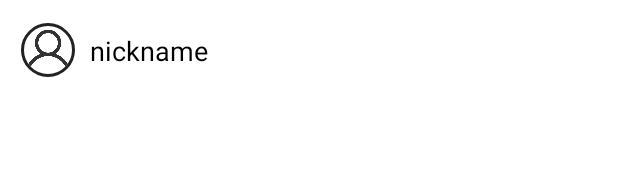
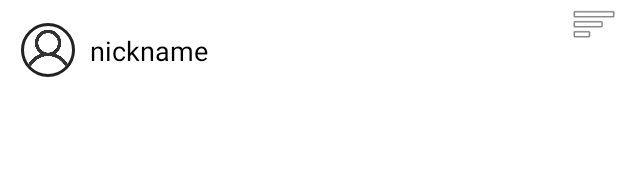
Before and after one commit to 2022-SMHRD-SW-Fullstack-1/MukGo, an Android app: the layout home_board_template.xml on its own in the app's theme, with its tools: preview values and no code run, on a phone screen of 412 x 824 dp. Shown: the top 178 px of the screen. Run offline under Robolectric (Android 15) with nearby library versions, the phone set to English and light mode, and no system bars.

Commit message:
게시글 수정 삭제를 위한 dialog 틀 구현

```diff
--- a/app/src/main/AndroidManifest.xml
+++ b/app/src/main/AndroidManifest.xml
@@ -6,7 +6,7 @@
     <uses-permission android:name="android.permission.ACCESS_FINE_LOCATION" />
     <uses-permission android:name="com.google.android.gms.permission.ACTIVITY_RECOGNITION" />
     <application
-        android:allowBackup="true"
+        android:allowBackup="false"
         android:dataExtractionRules="@xml/data_extraction_rules"
         android:fullBackupContent="@xml/backup_rules"
         android:icon="@mipmap/ic_launcher"
--- a/app/src/main/res/layout/activity_profile.xml
+++ b/app/src/main/res/layout/activity_profile.xml
@@ -7,7 +7,7 @@
     tools:context=".profile.ProfileActivity">
 
     <de.hdodenhof.circleimageview.CircleImageView
-        android:id="@+id/ivProfile2"
+        android:id="@+id/imgProfileProfile"
         android:layout_width="50dp"
         android:layout_height="50dp"
         android:layout_marginTop="8dp"
@@ -65,7 +65,7 @@
         android:text="이름"
         app:layout_constraintEnd_toEndOf="@+id/tvProfileNick"
         app:layout_constraintStart_toStartOf="@+id/tvProfileNick"
-        app:layout_constraintTop_toBottomOf="@+id/ivProfile2" />
+        app:layout_constraintTop_toBottomOf="@+id/imgProfileProfile" />
 
     <TextView
         android:id="@+id/tvProfileIntro"
--- a/app/src/main/res/layout/home_board_template.xml
+++ b/app/src/main/res/layout/home_board_template.xml
@@ -165,8 +165,16 @@
         android:backgroundTint="#FFFFFF"
         android:insetBottom="0dp"
         app:layout_constraintBottom_toTopOf="@+id/imgHomeContent"
-        app:layout_constraintEnd_toEndOf="parent"
+        app:layout_constraintEnd_toStartOf="@+id/imgDialog"
         app:layout_constraintStart_toStartOf="parent"
         app:layout_constraintTop_toTopOf="parent" />
 
+    <ImageView
+        android:id="@+id/imgDialog"
+        android:layout_width="wrap_content"
+        android:layout_height="wrap_content"
+        app:layout_constraintEnd_toEndOf="parent"
+        app:layout_constraintTop_toTopOf="parent"
+        app:srcCompat="@android:drawable/ic_menu_sort_by_size" />
+
 </androidx.constraintlayout.widget.ConstraintLayout>
```
Also changed, not shown: app/src/main/java/com/example/mukgoapplication/home/HomeAdapter.kt (+35 -2 lines).
